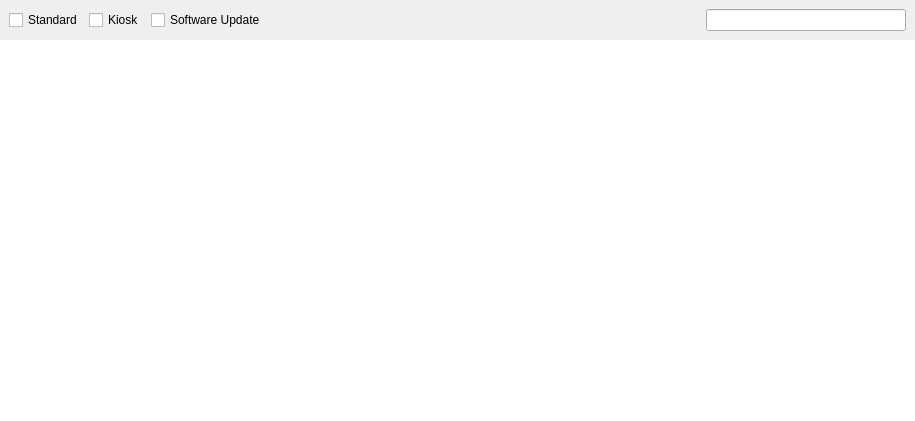
Qt form FWAdminLib/AssociationsWidget.ui (fw-dev/translations) before a commit.
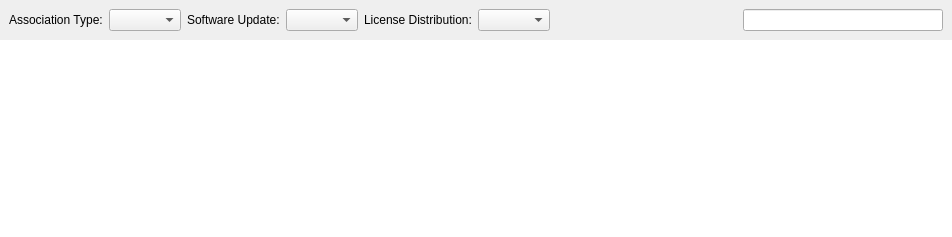
The same form after that commit. Custom widgets are drawn as their Qt base class.

The edit to the form file:
```diff
--- a/FWAdminLib/AssociationsWidget.ui
+++ b/FWAdminLib/AssociationsWidget.ui
@@ -6,8 +6,8 @@
    <rect>
     <x>0</x>
     <y>0</y>
-    <width>915</width>
-    <height>421</height>
+    <width>952</width>
+    <height>237</height>
    </rect>
   </property>
   <property name="windowTitle">
@@ -24,47 +24,35 @@
     <widget class="ViewSearchHeader" name="header" native="true">
      <layout class="QHBoxLayout" name="horizontalLayout">
       <item>
-       <widget class="FWCheckBox" name="cbAssociationsStandard">
-        <property name="enabled">
-         <bool>true</bool>
-        </property>
-        <property name="sizePolicy">
-         <sizepolicy hsizetype="Fixed" vsizetype="Fixed">
-          <horstretch>0</horstretch>
-          <verstretch>0</verstretch>
-         </sizepolicy>
-        </property>
+       <widget class="QLabel" name="label">
         <property name="text">
-         <string>Standard</string>
+         <string>Association Type:</string>
         </property>
        </widget>
       </item>
       <item>
-       <widget class="FWCheckBox" name="cbAssociationsKiosk">
-        <property name="sizePolicy">
-         <sizepolicy hsizetype="Fixed" vsizetype="Fixed">
-          <horstretch>0</horstretch>
-          <verstretch>0</verstretch>
-         </sizepolicy>
-        </property>
+       <widget class="QComboBox" name="associationTypeCombo"/>
+      </item>
+      <item>
+       <widget class="QLabel" name="label_4">
         <property name="text">
-         <string>Kiosk</string>
+         <string>Software Update:</string>
         </property>
        </widget>
       </item>
       <item>
-       <widget class="FWCheckBox" name="cbAssociationsSoftwareUpdate">
-        <property name="sizePolicy">
-         <sizepolicy hsizetype="Fixed" vsizetype="Fixed">
-          <horstretch>0</horstretch>
-          <verstretch>0</verstretch>
-         </sizepolicy>
-        </property>
+       <widget class="QComboBox" name="softwareUpdateCombo"/>
+      </item>
+      <item>
+       <widget class="QLabel" name="label_3">
         <property name="text">
-         <string>Software Update</string>
+         <string>License Distribution:</string>
         </property>
        </widget>
       </item>
+      <item>
+       <widget class="QComboBox" name="licenseDistributionCombo"/>
+      </item>
       <item>
        <spacer name="searchSpacer">
         <property name="orientation">
@@ -173,11 +161,6 @@
    <extends>QTreeView</extends>
    <header>FWAdminLib/views/associationsview.h</header>
   </customwidget>
-  <customwidget>
-   <class>FWCheckBox</class>
-   <extends>QCheckBox</extends>
-   <header>FileWaveGuiLib/checkbox.h</header>
-  </customwidget>
  </customwidgets>
  <resources/>
  <connections/>
```
Left out of the diff: 13 changed lines with no effect on the pictures.
